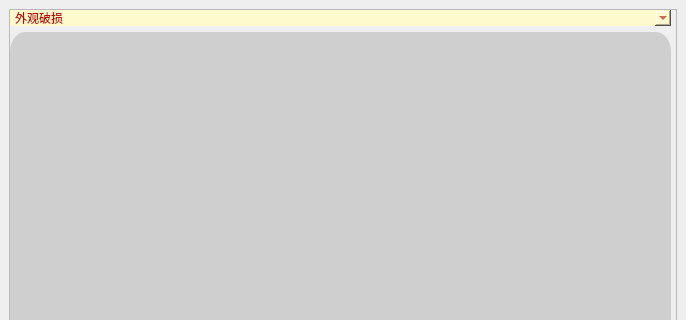
Before: the Qt Designer form saveE.ui in Ethereaity/InterfaceDesign, drawn with Qt 5; both pictures show x 0 to 686 and y 0 to 320 of the 686 by 654 pixel window.
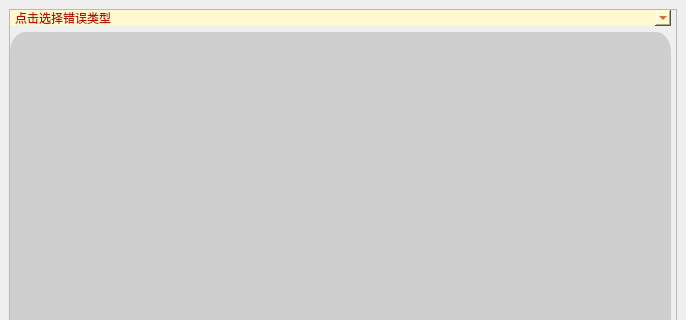
After: the same form once the commit is applied.

Patch:
```diff
--- a/saveE.ui
+++ b/saveE.ui
@@ -26,7 +26,7 @@
          <x>0</x>
          <y>0</y>
          <width>666</width>
-         <height>590</height>
+         <height>592</height>
         </rect>
        </property>
        <widget class="QWidget" name="layoutWidget">
@@ -47,6 +47,11 @@
 color: rgb(182, 17, 2);
 border-radius: 15px 15px;</string>
            </property>
+           <item>
+            <property name="text">
+             <string>点击选择错误类型</string>
+            </property>
+           </item>
            <item>
             <property name="text">
              <string>外观破损</string>
```
Left out of the diff: 2 changed lines with no effect on the pictures.
